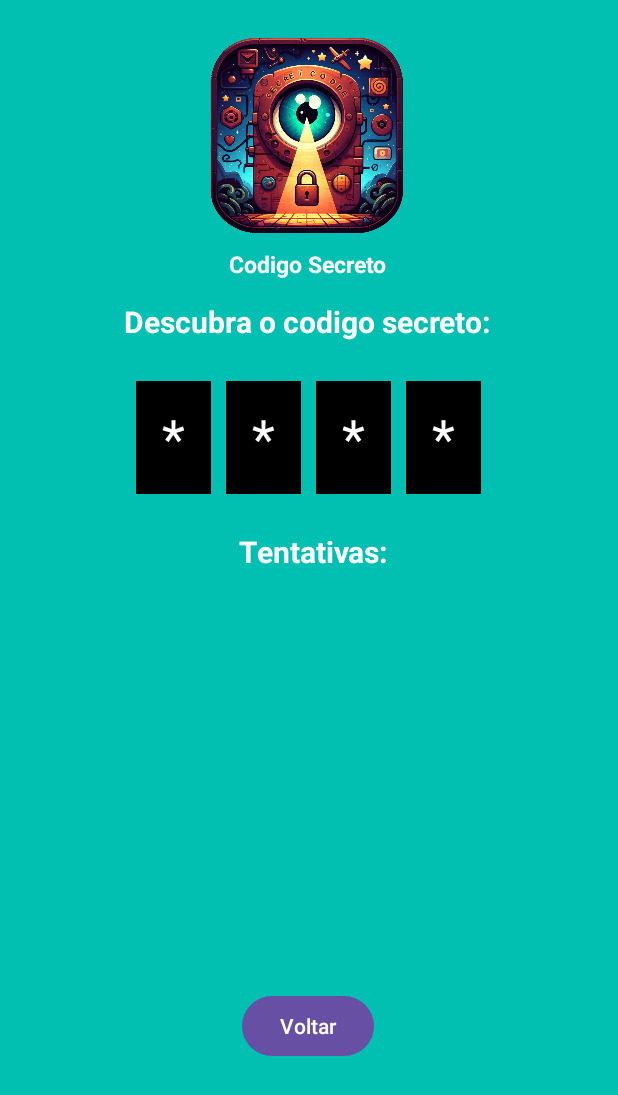
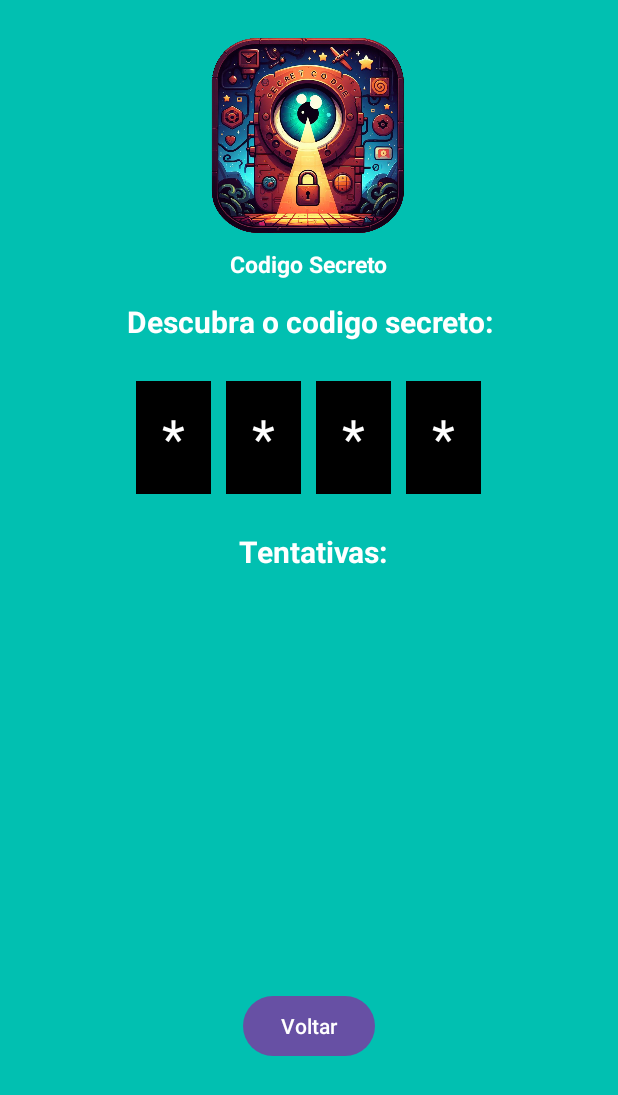
Before and after one commit to Alexhcx/Android-N1, an Android app: the SecretCodeActivity screen opened directly, with no data from a screen before it, on a phone screen of 412 x 824 dp. Shown: the top 1095 px of the screen. Run offline under Robolectric (Android 15) with nearby library versions, the phone set to English and light mode, and no system bars.

Commit message:
- Correções de UI e funcionalidades

```diff
--- a/app/src/main/java/com/example/avaliacaon1/SecretCodeActivity.java
+++ b/app/src/main/java/com/example/avaliacaon1/SecretCodeActivity.java
@@ -4,6 +4,7 @@ import android.content.Intent;
 import android.os.Bundle;
 import android.text.Editable;
 import android.text.InputFilter;
+import android.text.InputType;
 import android.text.TextWatcher;
 import android.view.View;
 import android.widget.Button;
@@ -37,6 +38,12 @@ public class SecretCodeActivity extends AppCompatActivity {
         n2 = findViewById(R.id.n2);
         n3 = findViewById(R.id.n3);
         n4 = findViewById(R.id.n4);
+
+        n1.setInputType(InputType.TYPE_CLASS_NUMBER | InputType.TYPE_NUMBER_FLAG_SIGNED);
+        n2.setInputType(InputType.TYPE_CLASS_NUMBER | InputType.TYPE_NUMBER_FLAG_SIGNED);
+        n3.setInputType(InputType.TYPE_CLASS_NUMBER | InputType.TYPE_NUMBER_FLAG_SIGNED);
+        n4.setInputType(InputType.TYPE_CLASS_NUMBER | InputType.TYPE_NUMBER_FLAG_SIGNED);
+
 
         n1.setFilters(new InputFilter[] {new FiltroNumeroInput(0, 9)});
         n2.setFilters(new InputFilter[] {new FiltroNumeroInput(0, 9)});
--- a/app/src/main/res/layout/activity_main.xml
+++ b/app/src/main/res/layout/activity_main.xml
@@ -32,6 +32,7 @@
         android:layout_marginEnd="159dp"
         android:layout_marginBottom="115dp"
         android:backgroundTint="#042F3F"
+        android:textColor="@color/white"
         android:text="Iniciar"
         app:layout_constraintBottom_toBottomOf="parent"
         app:layout_constraintEnd_toEndOf="parent"
--- a/app/src/main/res/layout/secretcode_activity.xml
+++ b/app/src/main/res/layout/secretcode_activity.xml
@@ -12,7 +12,9 @@
         android:layout_height="wrap_content"
         android:layout_marginStart="130dp"
         android:layout_marginTop="20dp"
+        android:layout_marginEnd="131dp"
         android:orientation="vertical"
+        app:layout_constraintEnd_toEndOf="parent"
         app:layout_constraintStart_toStartOf="parent"
         app:layout_constraintTop_toTopOf="parent">
 
@@ -53,11 +55,13 @@
         android:layout_height="wrap_content"
         android:layout_marginStart="82dp"
         android:layout_marginTop="14dp"
+        android:layout_marginEnd="82dp"
         android:gravity="center"
         android:text="Descubra o codigo secreto:"
         android:textColor="@color/white"
         android:textSize="20sp"
         android:textStyle="bold"
+        app:layout_constraintEnd_toEndOf="parent"
         app:layout_constraintStart_toStartOf="parent"
         app:layout_constraintTop_toBottomOf="@+id/secretCodeLayout" />
 
@@ -130,10 +134,10 @@
         android:layout_marginTop="20dp"
         android:layout_marginEnd="162dp"
         android:layout_marginBottom="68dp"
+        android:gravity="center"
         android:text="Voltar"
         app:layout_constraintBottom_toBottomOf="parent"
         app:layout_constraintEnd_toEndOf="parent"
-        app:layout_constraintHorizontal_bias="0.0"
         app:layout_constraintStart_toStartOf="parent"
         app:layout_constraintTop_toBottomOf="@+id/recyclerCode" />
 
```
